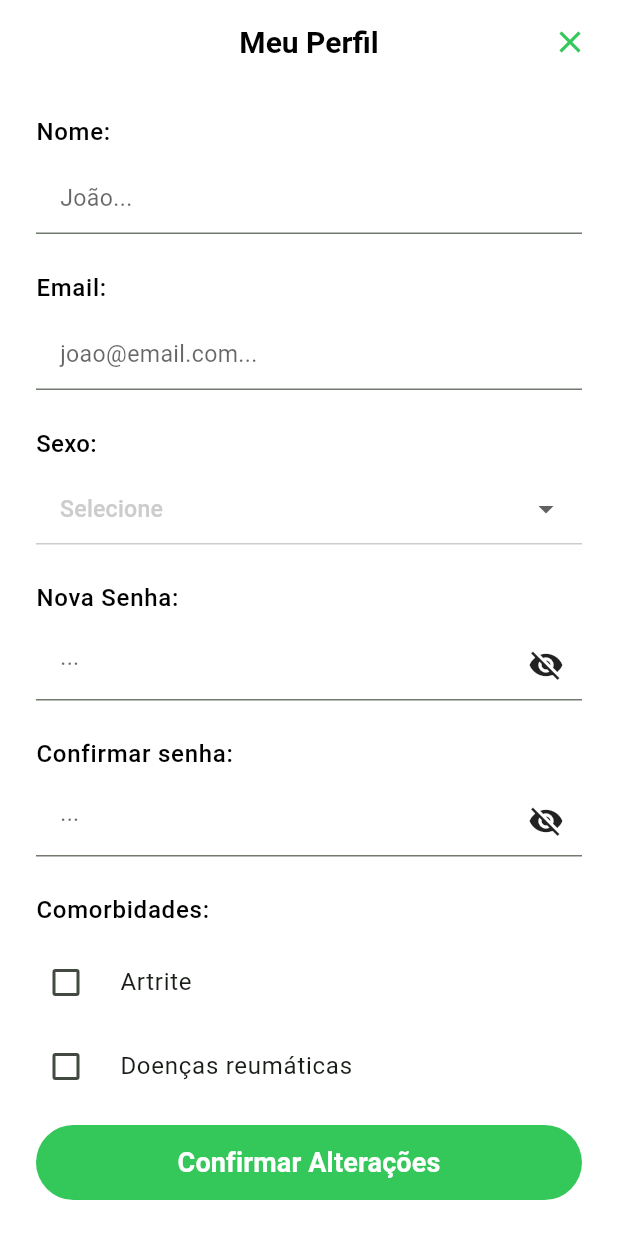
After one commit to caio-programador/cuida-dor-front, a Flutter app: the EditProfileView screen opened directly, on a phone screen of 412 x 824 dp. The commit adds this screen. Run offline on Flutter 3.47's test engine with Material 3 defaults, Android fonts, the phone set to English and light mode, and no system bars; our stand-ins replace flutter_dotenv, flutter_secure_storage, shared_preferences; missing offline and left inert: body_part_selector; accounts and stored records are empty; network calls fail.

Commit message:
feat: edit-profile page

```diff
--- /dev/null
+++ b/lib/pages/edit-profile/components/save_button.dart
@@ -0,0 +1,49 @@
+// pages/edit-profile/components/save_button.dart
+import 'package:flutter/material.dart';
+import 'package:trabalho_cuidador/core/app_theme.dart';
+
+class SaveButton extends StatelessWidget {
+  final VoidCallback onPressed;
+  final bool isLoading;
+
+  const SaveButton({
+    super.key,
+    required this.onPressed,
+    this.isLoading = false,
+  });
+
+  @override
+  Widget build(BuildContext context) {
+    return SizedBox(
+      width: double.infinity,
+      height: 50,
+      child: ElevatedButton(
+        onPressed: isLoading ? null : onPressed,
+        style: ElevatedButton.styleFrom(
+          backgroundColor: AppTheme.primary,
+          foregroundColor: AppTheme.background,
+          shape: RoundedRectangleBorder(
+            borderRadius: BorderRadius.circular(25),
+          ),
+          elevation: 0,
+        ),
+        child: isLoading
+            ? const SizedBox(
+                height: 20,
+                width: 20,
+                child: CircularProgressIndicator(
+                  color: AppTheme.background,
+                  strokeWidth: 2,
+                ),
+              )
+            : Text(
+                'Confirmar Alterações',
+                style: Theme.of(context).textTheme.labelLarge?.copyWith(
+                  fontSize: 18,
+                  fontWeight: FontWeight.bold,
+                ),
+              ),
+      ),
+    );
+  }
+}
--- /dev/null
+++ b/lib/pages/edit-profile/controller/edit_profile.controller.dart
@@ -0,0 +1,202 @@
+// pages/edit-profile/controller/edit_profile.controller.dart
+import 'package:flutter/material.dart';
+import 'package:trabalho_cuidador/models/user.dart';
+import 'package:trabalho_cuidador/services/user_service.dart';
+
+class EditProfileController extends ChangeNotifier {
+  final formKey = GlobalKey<FormState>();
+  final nameController = TextEditingController();
+  final emailController = TextEditingController();
+  final newPasswordController = TextEditingController();
+  final confirmPasswordController = TextEditingController();
+
+  bool _isNewPasswordVisible = false;
+  bool _isConfirmPasswordVisible = false;
+  bool _isLoading = false;
+  bool _isLoadingProfile = true;
+
+  String? _selectedGender;
+  final List<String> _selectedComorbidities = [];
+
+  bool get isNewPasswordVisible => _isNewPasswordVisible;
+  bool get isConfirmPasswordVisible => _isConfirmPasswordVisible;
+  bool get isLoading => _isLoading;
+  bool get isLoadingProfile => _isLoadingProfile;
+  String? get selectedGender => _selectedGender;
+  List<String> get selectedComorbidities => _selectedComorbidities;
+  late User user;
+
+  final List<String> genderOptions = ['Masculino', 'Feminino', 'Outro'];
+  final List<String> comorbidityOptions = [
+    'Artrite',
+    'Doenças reumáticas',
+    'Outra',
+  ];
+
+  void toggleNewPasswordVisibility() {
+    _isNewPasswordVisible = !_isNewPasswordVisible;
+    notifyListeners();
+  }
+
+  void toggleConfirmPasswordVisibility() {
+    _isConfirmPasswordVisible = !_isConfirmPasswordVisible;
+    notifyListeners();
+  }
+
+  void setGender(String? value) {
+    _selectedGender = value;
+    notifyListeners();
+  }
+
+  void toggleComorbidity(String comorbidity) {
+    if (_selectedComorbidities.contains(comorbidity)) {
+      _selectedComorbidities.remove(comorbidity);
+    } else {
+      _selectedComorbidities.add(comorbidity);
+    }
+    notifyListeners();
+  }
+
+  Future<void> loadUserProfile() async {
+    _isLoadingProfile = true;
+    notifyListeners();
+
+    try {
+      user = await UserService.getProfile();
+      nameController.text = user.name ?? '';
+      emailController.text = user.email ?? '';
+
+      if (user.sex != null) {
+        switch (user.sex!) {
+          case SexUser.masculino:
+            _selectedGender = 'Masculino';
+            break;
+          case SexUser.feminino:
+            _selectedGender = 'Feminino';
+            break;
+          case SexUser.naoInformar:
+            _selectedGender = 'Outro';
+            break;
+        }
+      }
+      if (user.comorbidities != null && user.comorbidities!.isNotEmpty) {
+        _selectedComorbidities.clear();
+        _selectedComorbidities.addAll(
+          user.comorbidities!.split(',').map((e) => e.trim()).toList(),
+        );
+      }
+    } catch (e) {
+      print('Erro ao carregar perfil: $e');
+    } finally {
+      _isLoadingProfile = false;
+      notifyListeners();
+    }
+  }
+
+  String? validateName(String? value) {
+    if (value == null || value.isEmpty) {
+      return 'Por favor, insira seu nome';
+    }
+    if (value.length < 3) {
+      return 'Nome deve ter pelo menos 3 caracteres';
+    }
+    return null;
+  }
+
+  String? validateEmail(String? value) {
+    if (value == null || value.isEmpty) {
+      return 'Por favor, insira seu email';
+    }
+
+    final emailRegex = RegExp(
+      r'^[a-zA-Z0-9._%+-]+@[a-zA-Z0-9.-]+\.[a-zA-Z]{2,}$',
+    );
+
+    if (!emailRegex.hasMatch(value)) {
+      return 'Por favor, insira um email válido';
+    }
+
+    return null;
+  }
+
+  String? validateGender(String? value) {
+    if (value == null || value.isEmpty) {
+      return 'Por favor, selecione o sexo';
+    }
+    return null;
+  }
+
+  String? validateNewPassword(String? value) {
+    // Senha é opcional na edição
+    if (value == null || value.isEmpty) {
+      return null;
+    }
+
+    if (value.length < 6) {
+      return 'A senha deve ter pelo menos 6 caracteres';
+    }
+
+    return null;
+  }
+
+  String? validateConfirmPassword(String? value) {
+    // Se não digitou nova senha, não precisa confirmar
+    if (newPasswordController.text.isEmpty) {
+      return null;
+    }
+
+    if (value == null || value.isEmpty) {
+      return 'Por favor, confirme sua senha';
+    }
+
+    if (value != newPasswordController.text) {
+      return 'As senhas não coincidem';
+    }
+
+    return null;
+  }
+
+  Future<bool> updateProfile() async {
+    if (!formKey.currentState!.validate()) {
+      return false;
+    }
+
+    _isLoading = true;
+    notifyListeners();
+
+    String comorbidades = _selectedComorbidities.join(", ");
+
+    try {
+      final updateData = {
+        "id": user.id,
+        "name": nameController.text,
+        "email": emailController.text,
+        "sex": _selectedGender?.toLowerCase(),
+        "comorbidades": comorbidades,
+      };
+
+      // Apenas adiciona senha se foi digitada
+      if (newPasswordController.text.isNotEmpty) {
+        updateData["password"] = newPasswordController.text;
+      }
+
+      await UserService.updateProfile(updateData);
+      return true;
+    } catch (e) {
+      print('Erro ao atualizar perfil: $e');
+      return false;
+    } finally {
+      _isLoading = false;
+      notifyListeners();
+    }
+  }
+
+  @override
+  void dispose() {
+    nameController.dispose();
+    emailController.dispose();
+    newPasswordController.dispose();
+    confirmPasswordController.dispose();
+    super.dispose();
+  }
+}
--- /dev/null
+++ b/lib/pages/edit-profile/view/edit_profile.view.dart
@@ -0,0 +1,188 @@
+// pages/edit-profile/view/edit_profile.view.dart
+import 'package:flutter/material.dart';
+import 'package:trabalho_cuidador/core/app_theme.dart';
+import '../controller/edit_profile.controller.dart';
+import '../../login/components/email_input.dart';
+import '../../login/components/password_input.dart';
+import '../../register/components/name_input.dart';
+import '../../register/components/gender_dropdown.dart';
+import '../../register/components/comorbidity_checkbox.dart';
+import '../components/save_button.dart';
+
+class EditProfileView extends StatefulWidget {
+  const EditProfileView({super.key});
+
+  @override
+  State<EditProfileView> createState() => _EditProfileViewState();
+}
+
+class _EditProfileViewState extends State<EditProfileView> {
+  final _controller = EditProfileController();
+
+  @override
+  void initState() {
+    super.initState();
+    _controller.loadUserProfile();
+  }
+
+  @override
+  void dispose() {
+    _controller.dispose();
+    super.dispose();
+  }
+
+  void _handleSave() async {
+    final success = await _controller.updateProfile();
+    if (success && mounted) {
+      ScaffoldMessenger.of(context).showSnackBar(
+        const SnackBar(
+          content: Text('Perfil atualizado com sucesso!'),
+          backgroundColor: AppTheme.primary,
+        ),
+      );
+      Navigator.pop(context, true);
+    } else if (mounted) {
+      ScaffoldMessenger.of(context).showSnackBar(
+        const SnackBar(
+          content: Text('Erro ao atualizar perfil'),
+          backgroundColor: AppTheme.redDanger,
+        ),
+      );
+    }
+  }
+
+  @override
+  Widget build(BuildContext context) {
+    return Scaffold(
+      backgroundColor: AppTheme.background,
+      appBar: AppBar(
+        backgroundColor: AppTheme.background,
+        elevation: 0,
+        centerTitle: true,
+        actionsPadding: EdgeInsets.all(8),
+        actions: [
+          IconButton(
+            icon: Icon(
+              Icons.close,
+              color: Theme.of(context).colorScheme.primary,
+            ),
+            onPressed: () => Navigator.pop(context),
+          ),
+        ],
+        title: const Text(
+          'Meu Perfil',
+          style: TextStyle(
+            color: Colors.black,
+            fontSize: 20,
+            fontWeight: FontWeight.bold,
+          ),
+        ),
+      ),
+      body: AnimatedBuilder(
+        animation: _controller,
+        builder: (context, _) {
+          if (_controller.isLoadingProfile) {
+            return Center(
+              child: CircularProgressIndicator(
+                color: Theme.of(context).colorScheme.primary,
+              ),
+            );
+          }
+
+          return SafeArea(
+            child: SingleChildScrollView(
+              padding: const EdgeInsets.symmetric(horizontal: 24, vertical: 20),
+              child: Form(
+                key: _controller.formKey,
+                child: Column(
+                  crossAxisAlignment: CrossAxisAlignment.start,
+                  children: [
+                    // Campo de Nome
+                    NameInput(
+                      controller: _controller.nameController,
+                      validator: _controller.validateName,
+                    ),
+                    const SizedBox(height: 24),
+
+                    // Campo de Email
+                    EmailInput(
+                      controller: _controller.emailController,
+                      validator: _controller.validateEmail,
+                    ),
+                    const SizedBox(height: 24),
+
+                    // Dropdown de Sexo
+                    GenderDropdown(
+                      value: _controller.selectedGender,
+                      options: _controller.genderOptions,
+                      onChanged: _controller.setGender,
+                      validator: _controller.validateGender,
+                    ),
+                    const SizedBox(height: 24),
+
+                    // Campo de Nova Senha
+                    PasswordInput(
+                      controller: _controller.newPasswordController,
+                      validator: _controller.validateNewPassword,
+                      isPasswordVisible: _controller.isNewPasswordVisible,
+                      onToggleVisibility:
+                          _controller.toggleNewPasswordVisibility,
+                      label: 'Nova Senha:',
+                    ),
+                    const SizedBox(height: 24),
+
+                    // Confirmar Nova Senha
+                    PasswordInput(
+                      controller: _controller.confirmPasswordController,
+                      validator: _controller.validateConfirmPassword,
+                      isPasswordVisible: _controller.isConfirmPasswordVisible,
+                      onToggleVisibility:
+                          _controller.toggleConfirmPasswordVisibility,
+                      label: 'Confirmar senha:',
+                    ),
+                    const SizedBox(height: 24),
+
+                    // Comorbidades
+                    Text(
+                      'Comorbidades:',
+                      style: Theme.of(context).textTheme.bodyLarge?.copyWith(
+                        fontSize: 16,
+                        fontWeight: FontWeight.w500,
+                      ),
+                    ),
+                    const SizedBox(height: 8),
+                    Column(
+                      children: _controller.comorbidityOptions.map((
+                        comorbidity,
+                      ) {
+                        return ComorbidityCheckbox(
+                          label: comorbidity,
+                          isSelected: _controller.selectedComorbidities
+                              .contains(comorbidity),
+                          onChanged: (_) =>
+                              _controller.toggleComorbidity(comorbidity),
+                        );
+                      }).toList(),
+                    ),
+                  ],
+                ),
+              ),
+            ),
+          );
+        },
+      ),
+      bottomNavigationBar: SafeArea(
+        minimum: const EdgeInsets.all(24),
+        child: AnimatedBuilder(
+          animation: _controller,
+          builder: (context, _) {
+            return SaveButton(
+              onPressed: _handleSave,
+              isLoading: _controller.isLoading,
+            );
+          },
+        ),
+      ),
+    );
+  }
+}
--- a/lib/pages/more-info/view/more_info.view.dart
+++ b/lib/pages/more-info/view/more_info.view.dart
@@ -36,7 +36,6 @@ class _MoreInfoViewState extends State<MoreInfoView> {
         backgroundColor: AppTheme.background,
         elevation: 0,
         centerTitle: true,
-        automaticallyImplyLeading: false,
         actionsPadding: EdgeInsets.all(8),
         actions: [
           IconButton(
@@ -50,7 +49,7 @@ class _MoreInfoViewState extends State<MoreInfoView> {
         title: const Text(
           'Informações sobre a dor',
           style: TextStyle(
-            color: AppTheme.textDark,
+            color: Colors.black,
             fontSize: 20,
             fontWeight: FontWeight.bold,
           ),
--- a/lib/services/user_service.dart
+++ b/lib/services/user_service.dart
@@ -22,4 +22,8 @@ class UserService {
     );
     return response;
   }
+
+  static Future<void> updateProfile(Map<String, dynamic> userData) async {
+    await _api.patch('/user/${userData['id']}', userData);
+  }
 }
--- a/lib/utils/modal.dart
+++ b/lib/utils/modal.dart
@@ -2,8 +2,8 @@ import 'dart:ui';
 import 'package:flutter/material.dart';
 
 class Modal {
-  static void openFullScreen(BuildContext context, Widget child) {
-    Navigator.of(context).push(
+  static Future<T?> openFullScreen<T>(BuildContext context, Widget child) {
+    return Navigator.of(context).push<T>(
       PageRouteBuilder(
         opaque: false,
         barrierColor: Colors.transparent,
```
Also changed, not shown: lib/pages/home/view/home.view.dart (+7 -5 lines), lib/providers/api_client.dart (+18 -0 lines).
